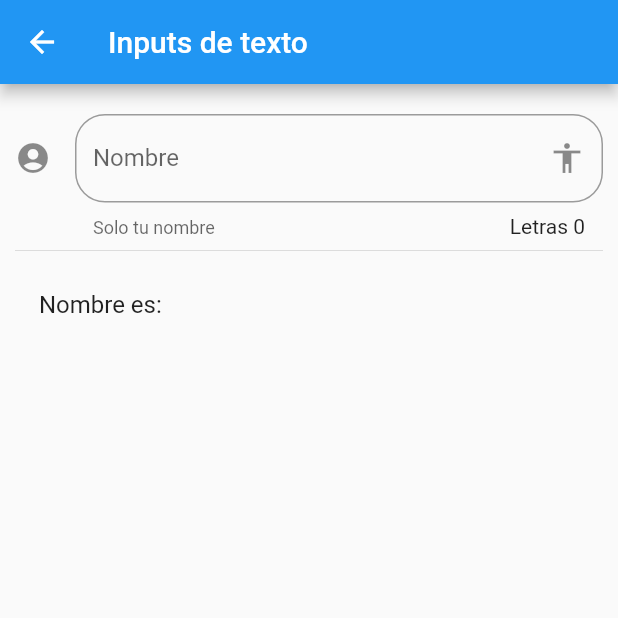
After one commit to jalfonsosuarez/Flutter-Componentes, a Flutter app: the InputPage screen opened by its route, on a phone screen of 412 x 824 dp, the top half of it. The commit adds this screen. Run offline on Flutter 3.47's test engine with Material 2 defaults, Android fonts, the phone set to English and light mode, and no system bars.

Commit message:
InputText.

```diff
--- a/data/menu_opts.json
+++ b/data/menu_opts.json
@@ -19,6 +19,11 @@
             "ruta": "animatedContainer",
             "icon": "donut_large",
             "texto": "Animated Container"
+        },
+        {
+            "ruta": "inputs",
+            "icon": "input",
+            "texto": "Inputs"
         }
     ]
 }
--- /dev/null
+++ b/lib/src/pages/input_page.dart
@@ -0,0 +1,68 @@
+
+import 'package:flutter/material.dart';
+
+class InputPage extends StatefulWidget {
+  InputPage({Key key}) : super(key: key);
+
+  _InputPageState createState() => _InputPageState();
+}
+
+class _InputPageState extends State<InputPage> {
+
+  String _nombre = '';
+
+  @override
+  Widget build(BuildContext context) {
+    return Scaffold(
+      appBar: AppBar(
+        title: Text( 'Inputs de texto' )
+      ,),
+      body: ListView(
+        padding: EdgeInsets.symmetric(horizontal: 10.0, vertical: 20.0),
+        children: <Widget>[
+          _crearInput(),
+          Divider(),
+          _crearPersona(),
+        ],
+      ),
+    );
+  }
+
+  Widget _crearInput() {
+
+    return TextField(
+      //autofocus: true,
+      textCapitalization: TextCapitalization.sentences,
+      decoration: InputDecoration(
+        border: OutlineInputBorder(
+          borderRadius: BorderRadius.circular( 20.0 ),
+
+        ),
+        counter: Text( 'Letras ${ _nombre.length }' ),
+        hintText: 'Nombre' ,
+        labelText: 'Nombre',
+        helperText: 'Solo tu nombre',
+        suffixIcon: Icon( Icons.accessibility ),
+        icon: Icon( Icons.account_circle ),
+      ),
+      onChanged: (valor){
+        setState(() {
+
+          _nombre = valor;
+
+        });
+      },
+    );
+
+  }
+
+  Widget _crearPersona() {
+
+    return ListTile(
+      title: Text( 'Nombre es: $_nombre' ),
+    );
+
+  }
+
+
+}
--- a/lib/src/routes/routes.dart
+++ b/lib/src/routes/routes.dart
@@ -6,6 +6,7 @@ import 'package:componentes/src/pages/alert_page.dart';
 import 'package:componentes/src/pages/avatar_page.dart';
 import 'package:componentes/src/pages/card_page.dart';
 import 'package:componentes/src/pages/animated_container.dart';
+import 'package:componentes/src/pages/input_page.dart';
 
 
 Map<String, WidgetBuilder> getApplicationsRoutes() {
@@ -15,6 +16,7 @@ Map<String, WidgetBuilder> getApplicationsRoutes() {
     'alert'             : ( BuildContext context ) => AlertPage(),
     'avatar'            : ( BuildContext context ) => AvatarPage(),
     'card'              : ( BuildContext context ) => CardPage(),
+    'inputs'            : ( BuildContext context ) => InputPage(),
     'animatedContainer' : ( BuildContext context ) => AnimatedContainerPage(),
   };
 
--- a/lib/src/utils/icono_string_util.dart
+++ b/lib/src/utils/icono_string_util.dart
@@ -9,6 +9,7 @@ final _icons = <String, IconData>{
   'accessibility' : Icons.accessibility,
   'folder_open'   : Icons.folder_open,
   'donut_large'   : Icons.donut_large,
+  'input'         : Icons.input,
 
 };
 
```
